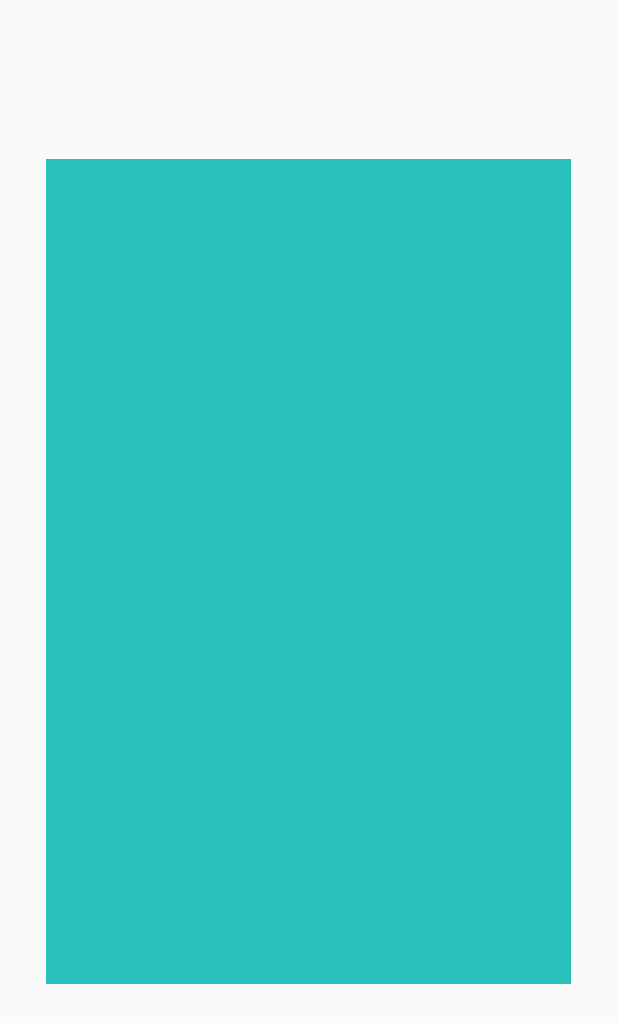
After one commit to jaejung1230-hi/MintMarket, an Android app: the layout layout_spinner.xml on its own in the app's theme, with its tools: preview values and no code run, on a phone screen of 412 x 824 dp. The commit adds this screen. Shown: the top 1023 px of the screen. Run offline under Robolectric (Android 15) with nearby library versions, the phone set to English and light mode, and no system bars.

Commit message:
6/30 (category spinner)

```diff
--- a/src/main/AndroidManifest.xml
+++ b/src/main/AndroidManifest.xml
@@ -31,7 +31,8 @@
             </intent-filter>
         </receiver>
 
-        <activity android:name=".chatting.ChatActivity" />
+        <activity android:name=".chatting.ChatActivity"
+            android:label="채팅방"/>
         <activity android:name=".activity.Main2Activity" />
         <activity android:name=".activity.MainActivity">
             <intent-filter>
--- /dev/null
+++ b/src/main/res/layout/layout_spinner.xml
@@ -0,0 +1,20 @@
+<?xml version="1.0" encoding="utf-8"?>
+<androidx.constraintlayout.widget.ConstraintLayout
+    xmlns:android="http://schemas.android.com/apk/res/android"
+    xmlns:app="http://schemas.android.com/apk/res-auto"
+    android:layout_width="match_parent"
+    android:layout_height="match_parent">
+
+    <Spinner
+        android:id="@+id/a"
+        android:layout_width="350dp"
+        android:layout_height="550dp"
+        android:background="@color/colorPrimary"
+        android:spinnerMode="dialog"
+        app:layout_constraintBottom_toBottomOf="parent"
+        app:layout_constraintEnd_toEndOf="parent"
+        app:layout_constraintHorizontal_bias="0.491"
+        app:layout_constraintStart_toStartOf="parent"
+        app:layout_constraintTop_toTopOf="parent"
+        app:layout_constraintVertical_bias="0.386" />
+</androidx.constraintlayout.widget.ConstraintLayout>
--- a/src/main/res/values/styles.xml
+++ b/src/main/res/values/styles.xml
@@ -6,6 +6,7 @@
         <item name="colorPrimary">@color/colorPrimary</item>
         <item name="colorPrimaryDark">@color/colorPrimaryDark</item>
         <item name="colorAccent">@color/colorAccent</item>
+        <item name="android:actionOverflowButtonStyle">@style/MyActionButtonOverflow</item>
     </style>
 
     <style name="ThemeSpinner">
@@ -15,4 +16,15 @@
         <item name="colorControlNormal">@color/colorPrimaryDark</item>
     </style>
 
+
+
+    <!-- Style to replace actionbar overflow icon. set item 'android:actionOverflowButtonStyle' in AppTheme -->
+    <style name="MyActionButtonOverflow" parent="android:style/Widget.Holo.Light.ActionButton.Overflow">
+        <item name="android:src">@drawable/ic_category</item>
+        <item name="android:background">?android:attr/actionBarItemBackground</item>
+        <item name="android:contentDescription">"카테고리"</item>
+    </style>
+
+
+
 </resources>
```
Also changed, not shown: src/main/java/com/example/testapp/ui/ItemlistFragment.kt (+60 -46 lines), src/main/res/layout/fragment_enroll.xml (+12 -0 lines), src/main/res/layout/fragment_itemlist.xml (+5 -6 lines), src/main/res/layout/my_list_fragment.xml (+13 -0 lines), src/main/res/menu/cate.xml (+45 -7 lines), src/main/res/drawable/cosmetics1.jpg (deleted), src/main/res/drawable/cosmetics2.jpg (deleted), src/main/res/drawable/cosmetics3.jpg (deleted), src/main/res/drawable/cube1.jpg (deleted), src/main/res/drawable/cube2.jpg (deleted), src/main/res/drawable/cup1.jpg (deleted), src/main/res/drawable/cup2.jpg (deleted), src/main/res/drawable/cup3.jpg (deleted), src/main/res/drawable/doll1.jpg (deleted), 2 more files, 1 other file.
